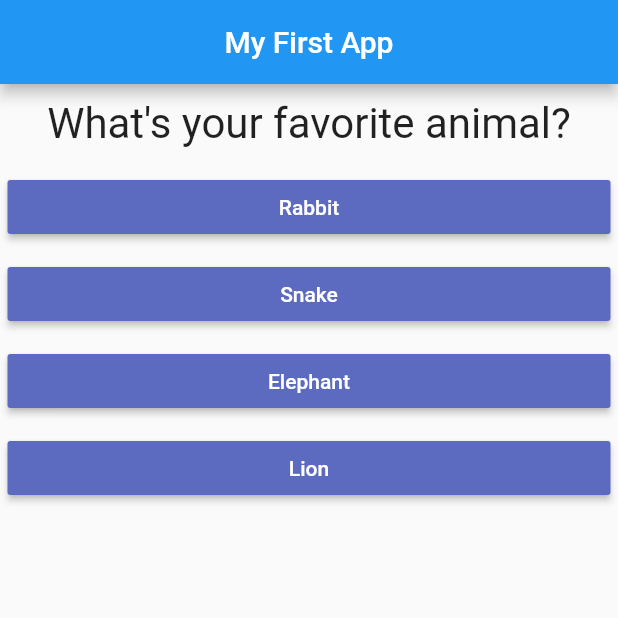
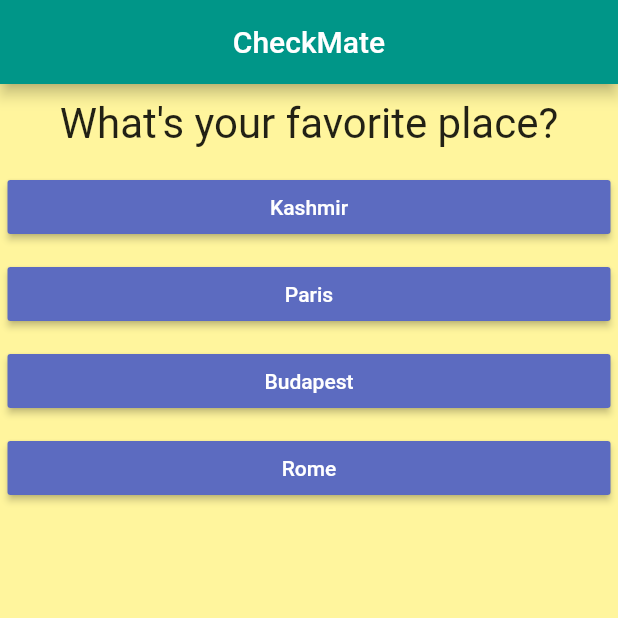
Before and after one commit to sarveshsrv/quizz_app, a Flutter app: the screen it shows after launch, after a tap on "Black", on a phone screen of 412 x 824 dp, the top half of it. Run offline on Flutter 3.47's test engine with Material 2 defaults, Android fonts, the phone set to English and light mode, and no system bars.

Commit message:
Main file updated

```diff
--- a/lib/main.dart
+++ b/lib/main.dart
@@ -11,14 +11,31 @@ void main() => runApp(MyApp());
 class MyApp extends StatefulWidget {
   @override
   State<StatefulWidget> createState() {
-    // TODO: implement createState
     return _MyAppState();
   }
 }
 
 class _MyAppState extends State<MyApp> {
   final _questions = const [
-     {
+    {
+      'questionText': 'What\'s your favorite color?',
+      'answers': [
+        {'text': 'Black', 'score': 10},
+        {'text': 'Red', 'score': 5},
+        {'text': 'Green', 'score': 3},
+        {'text': 'White', 'score': 1},
+      ],
+    },
+    {
+      'questionText': 'What\'s your favorite place?',
+      'answers': [
+        {'text': 'Kashmir', 'score': 10},
+        {'text': 'Paris', 'score': 5},
+        {'text': 'Budapest', 'score': 3},
+        {'text': 'Rome', 'score': 1},
+      ],
+    },
+    {
       'questionText': 'What\'s your favorite color?',
       'answers': [
         {'text': 'Black', 'score': 10},
@@ -36,7 +53,6 @@ class _MyAppState extends State<MyApp> {
         {'text': 'Lion', 'score': 9},
       ],
     },
-
     {
       'questionText': 'Who\'s your favorite instructor?',
       'answers': [
@@ -50,7 +66,7 @@ class _MyAppState extends State<MyApp> {
   var _questionIndex = 0;
   var _totalScore = 0;
 
-   void _resetQuiz() {
+  void _resetQuiz() {
     setState(() {
       _questionIndex = 0;
       _totalScore = 0;
@@ -60,7 +76,7 @@ class _MyAppState extends State<MyApp> {
   void _answerQuestion(int score) {
     // var aBool = true;
     // aBool = false;
-     _totalScore += score;
+    _totalScore += score;
     setState(() {
       _questionIndex = _questionIndex + 1;
     });
@@ -82,10 +98,15 @@ class _MyAppState extends State<MyApp> {
 
     return MaterialApp(
       home: Scaffold(
+        backgroundColor: Colors.yellow[200],
         appBar: AppBar(
+            backgroundColor: Colors.teal[500],
             title: Center(
-          child: Text('My First App'),
-        )),
+              child: Text(
+                'CheckMate',
+              ),
+            )),
+
         body: _questionIndex < _questions.length
             ? Quiz(
                 answerQuestion: _answerQuestion,
```
